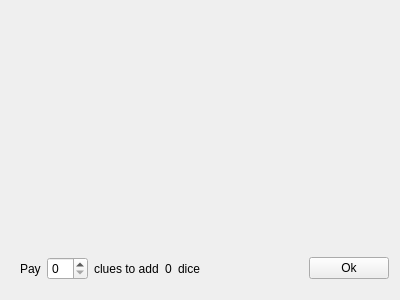
Qt form arkhorclient/dierollwidget.ui (kingnak/arkhor) before a commit.
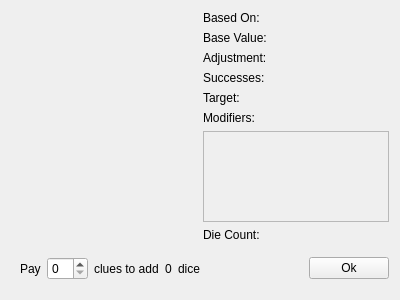
The same form after that commit.

```diff
--- a/arkhorclient/dierollwidget.ui
+++ b/arkhorclient/dierollwidget.ui
@@ -13,9 +13,125 @@
   <property name="windowTitle">
    <string>Form</string>
   </property>
-  <layout class="QVBoxLayout" name="verticalLayout" stretch="1,0">
+  <layout class="QVBoxLayout" name="verticalLayout">
    <item>
-    <widget class="QWidget" name="wgtDice" native="true"/>
+    <layout class="QHBoxLayout" name="horizontalLayout_3">
+     <item>
+      <widget class="QWidget" name="wgtDice" native="true"/>
+     </item>
+     <item>
+      <layout class="QGridLayout" name="gridLayout">
+       <item row="1" column="1">
+        <widget class="QLabel" name="lblBaseVal">
+         <property name="text">
+          <string/>
+         </property>
+        </widget>
+       </item>
+       <item row="7" column="0">
+        <widget class="QLabel" name="label_6">
+         <property name="text">
+          <string>Die Count:</string>
+         </property>
+        </widget>
+       </item>
+       <item row="0" column="1">
+        <widget class="QLabel" name="lblBaseSkill">
+         <property name="text">
+          <string/>
+         </property>
+        </widget>
+       </item>
+       <item row="3" column="0">
+        <widget class="QLabel" name="label_9">
+         <property name="text">
+          <string>Successes:</string>
+         </property>
+        </widget>
+       </item>
+       <item row="0" column="0">
+        <widget class="QLabel" name="label_3">
+         <property name="text">
+          <string>Based On:</string>
+         </property>
+        </widget>
+       </item>
+       <item row="4" column="0">
+        <widget class="QLabel" name="label_8">
+         <property name="text">
+          <string>Target:</string>
+         </property>
+        </widget>
+       </item>
+       <item row="6" column="0" colspan="2">
+        <widget class="QScrollArea" name="scrlMods">
+         <property name="widgetResizable">
+          <bool>true</bool>
+         </property>
+         <widget class="QWidget" name="scrollAreaWidgetContents">
+          <property name="geometry">
+           <rect>
+            <x>0</x>
+            <y>0</y>
+            <width>183</width>
+            <height>97</height>
+           </rect>
+          </property>
+         </widget>
+        </widget>
+       </item>
+       <item row="7" column="1">
+        <widget class="QLabel" name="lblDieCount">
+         <property name="text">
+          <string/>
+         </property>
+        </widget>
+       </item>
+       <item row="4" column="1">
+        <widget class="QLabel" name="lblTargetVal">
+         <property name="text">
+          <string/>
+         </property>
+        </widget>
+       </item>
+       <item row="1" column="0">
+        <widget class="QLabel" name="label_5">
+         <property name="text">
+          <string>Base Value:</string>
+         </property>
+        </widget>
+       </item>
+       <item row="3" column="1">
+        <widget class="QLabel" name="lblSuccessVals">
+         <property name="text">
+          <string/>
+         </property>
+        </widget>
+       </item>
+       <item row="5" column="0">
+        <widget class="QLabel" name="label_7">
+         <property name="text">
+          <string>Modifiers:</string>
+         </property>
+        </widget>
+       </item>
+       <item row="2" column="0">
+        <widget class="QLabel" name="label_10">
+         <property name="text">
+          <string>Adjustment:</string>
+         </property>
+        </widget>
+       </item>
+       <item row="2" column="1">
+        <widget class="QLabel" name="lblAdjustment">
+         <property name="text">
+          <string/>
+         </property>
+        </widget>
+       </item>
+      </layout>
+     </item>
+    </layout>
    </item>
    <item>
     <layout class="QHBoxLayout" name="horizontalLayout_2">
```
